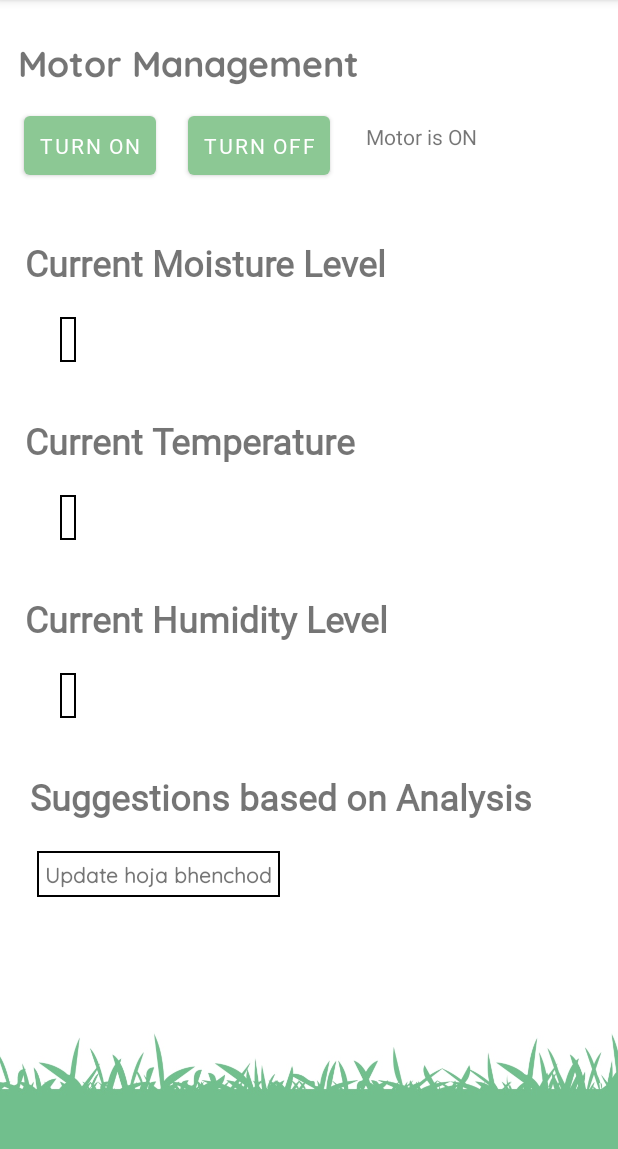
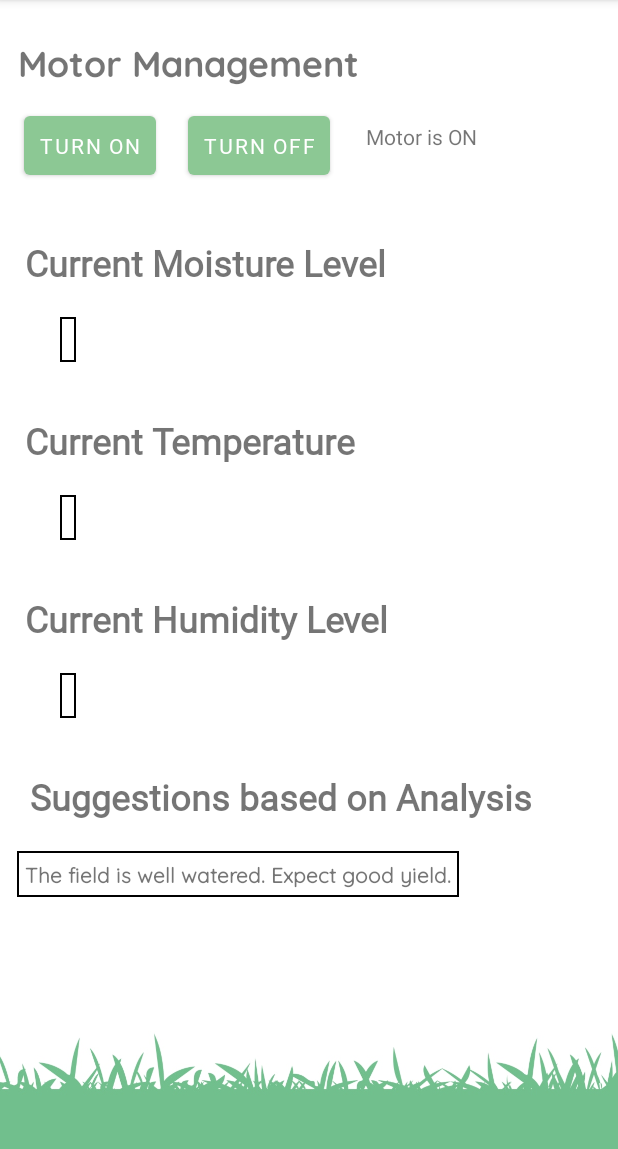
Before and after one commit to sidchiku9/SmartAgricultureSystem, an Android app: the screen it shows after launch (MainActivity), on a phone screen of 412 x 824 dp, the part 84-1233 px from its top. Run offline under Robolectric (Android 15) with nearby library versions, the phone set to English and light mode, and no system bars; our stand-ins replace Firebase (no records; nobody signed in at launch, a user with empty details on screens opened directly); 4 statements that could not run were skipped.

Commit message:
Commit 6 : Logic Changes

```diff
--- a/app/src/main/java/com/sidchiku9/studio42firstapp/MainActivity.kt
+++ b/app/src/main/java/com/sidchiku9/studio42firstapp/MainActivity.kt
@@ -1,10 +1,12 @@
 package com.sidchiku9.studio42firstapp
 
 import android.os.Bundle
+import android.util.Log
 import android.widget.Button
 import android.widget.TextView
 import androidx.appcompat.app.AppCompatActivity
 import com.google.firebase.database.*
+import java.lang.NumberFormatException
 
 
 class MainActivity : AppCompatActivity() {
@@ -110,7 +112,6 @@ class MainActivity : AppCompatActivity() {
         })
 
         //SUGGESTIONS DATA ANALYSIS PART
-
-       suggestionsUpdate.text = "Update hoja bhenchod"
+        suggestionsUpdate.text = "The field is well watered. Expect good yield."
     }
 }
```
